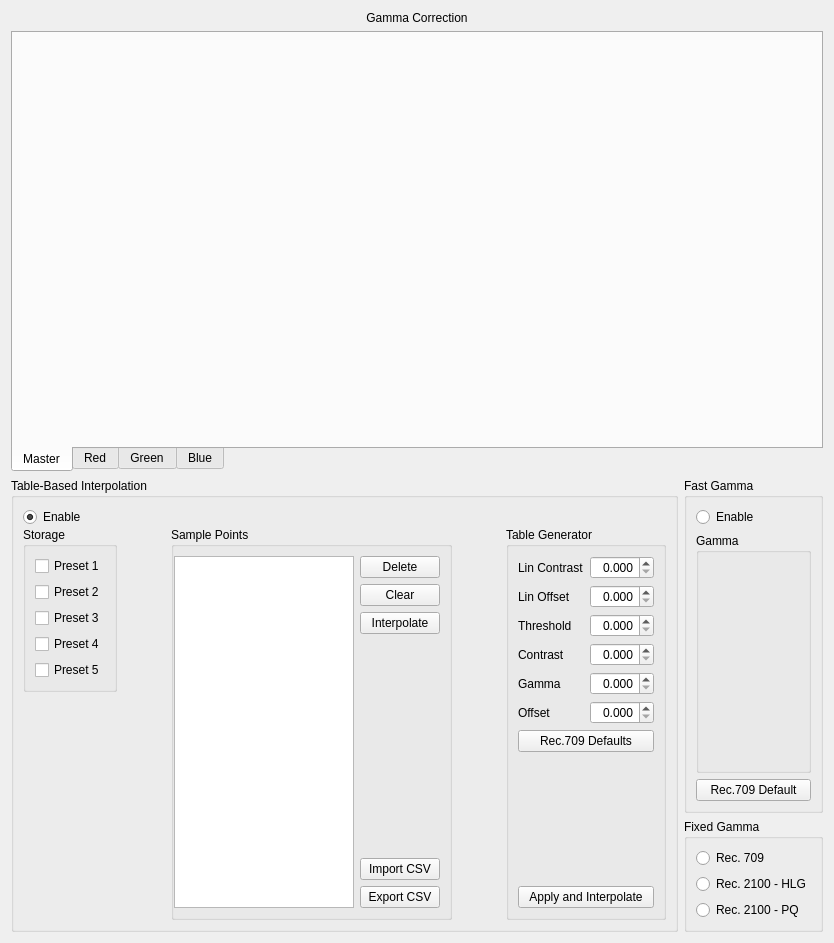
This is dct_widgets/lutbox/lutbox.ui in KAYA-Instruments/SDI-Control-Point as Qt 5 draws it before an edit. The edited form follows.
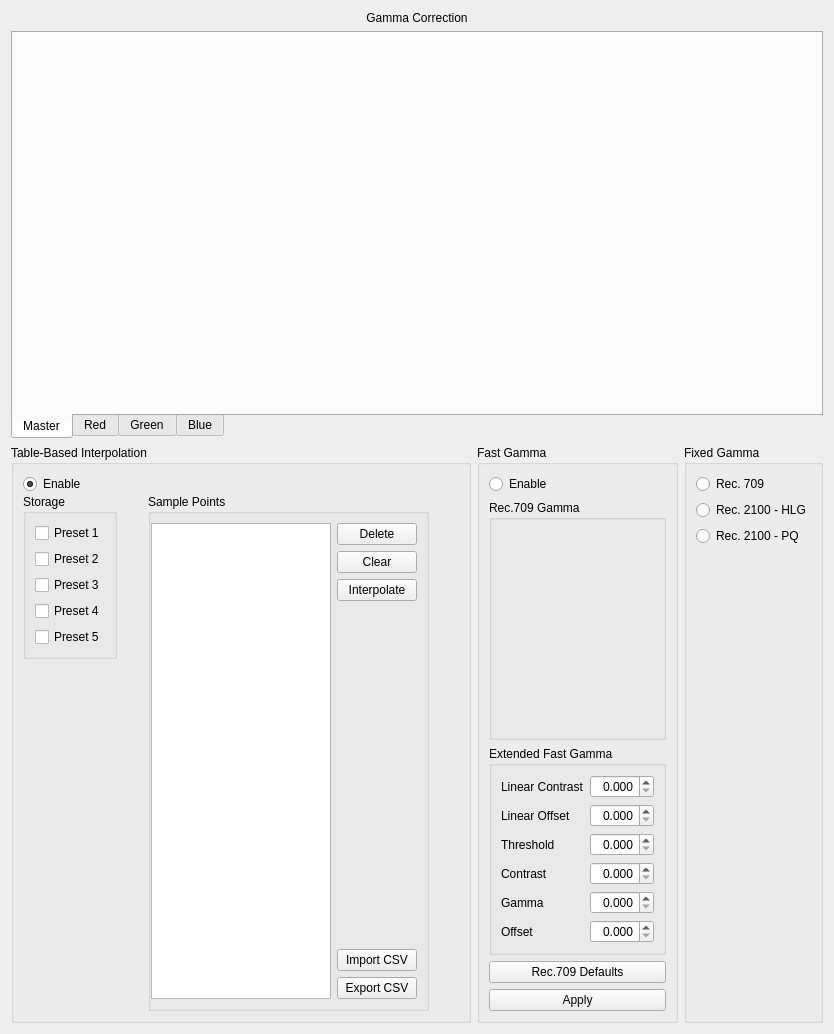
This is the edited form. Icons and pictures are not drawn. Custom widgets are drawn as their Qt base class.

```diff
--- a/dct_widgets/lutbox/lutbox.ui
+++ b/dct_widgets/lutbox/lutbox.ui
@@ -7,7 +7,7 @@
     <x>0</x>
     <y>0</y>
     <width>834</width>
-    <height>943</height>
+    <height>993</height>
    </rect>
   </property>
   <property name="windowTitle">
@@ -502,13 +502,99 @@
             </property>
            </spacer>
           </item>
+         </layout>
+        </item>
+       </layout>
+      </widget>
+     </item>
           <item>
-           <widget class="QGroupBox" name="gbxDefaults">
+      <widget class="QGroupBox" name="gbxFastGamma">
             <property name="title">
-             <string>Table Generator</string>
-            </property>
-            <layout class="QVBoxLayout" name="verticalLayout">
+        <string>Fast Gamma</string>
+       </property>
+       <layout class="QVBoxLayout" name="verticalLayout_5">
+        <property name="spacing">
+         <number>6</number>
+        </property>
              <item>
+         <widget class="QRadioButton" name="rbFastGamma">
+          <property name="sizePolicy">
+           <sizepolicy hsizetype="Minimum" vsizetype="Minimum">
+            <horstretch>0</horstretch>
+            <verstretch>0</verstretch>
+           </sizepolicy>
+          </property>
+          <property name="toolTip">
+           <string>Use the fast gamma function. Allows for on-the-fly gamma correction but flexibility is low.</string>
+          </property>
+          <property name="text">
+           <string>Enable</string>
+          </property>
+          <property name="autoExclusive">
+           <bool>false</bool>
+          </property>
+         </widget>
+        </item>
+        <item>
+         <widget class="SingleChannelKnobBox" name="sckbFastGamma">
+          <property name="sizePolicy">
+           <sizepolicy hsizetype="Preferred" vsizetype="Preferred">
+            <horstretch>0</horstretch>
+            <verstretch>0</verstretch>
+           </sizepolicy>
+          </property>
+          <property name="minimumSize">
+           <size>
+            <width>0</width>
+            <height>240</height>
+           </size>
+          </property>
+          <property name="toolTip">
+           <string>SingleChannelKnobBox</string>
+          </property>
+          <property name="whatsThis">
+           <string>SingleChannelKnobBox</string>
+          </property>
+          <property name="title">
+           <string>Rec.709 Gamma</string>
+          </property>
+          <property name="maxRounds" stdset="0">
+           <number>3</number>
+          </property>
+          <property name="value" stdset="0">
+           <number>1000</number>
+          </property>
+          <property name="minimum" stdset="0">
+           <number>1000</number>
+          </property>
+          <property name="maximum" stdset="0">
+           <number>3000</number>
+          </property>
+          <property name="base" stdset="0">
+           <number>10</number>
+          </property>
+          <property name="comma" stdset="0">
+           <number>3</number>
+          </property>
+          <property name="fmt" stdset="0">
+           <string>%-1.3f</string>
+          </property>
+          <property name="maxAngle" stdset="0">
+           <number>150</number>
+          </property>
+          <property name="needleImage" stdset="0">
+           <pixmap resource="../../resource/resource.qrc">:/images/needle/dial-pointer.png</pixmap>
+          </property>
+          <property name="backgroundImage" stdset="0">
+           <pixmap resource="../../resource/resource.qrc">:/images/back/dial-back-gray_full.png</pixmap>
+          </property>
+         </widget>
+        </item>
+        <item>
+         <widget class="QGroupBox" name="gbxLutGammaTable">
+          <property name="title">
+           <string>Extended Fast Gamma</string>
+          </property>
               <layout class="QFormLayout" name="formLayout">
                <item row="0" column="0">
                 <widget class="QLabel" name="lblLinContrast">
@@ -525,7 +611,7 @@
                   </size>
                  </property>
                  <property name="text">
-                  <string>Lin Contrast</string>
+              <string>Linear Contrast</string>
                  </property>
                 </widget>
                </item>
@@ -581,7 +667,7 @@
                   </size>
                  </property>
                  <property name="text">
-                  <string>Lin Offset</string>
+              <string>Linear Offset</string>
                  </property>
                 </widget>
                </item>
@@ -832,6 +918,7 @@
                 </widget>
                </item>
               </layout>
+         </widget>
              </item>
              <item>
               <widget class="QPushButton" name="btnDefaultRec709">
@@ -843,126 +930,13 @@
                </property>
               </widget>
              </item>
-             <item>
-              <spacer name="verticalSpacer_2">
-               <property name="orientation">
-                <enum>Qt::Vertical</enum>
-               </property>
-               <property name="sizeHint" stdset="0">
-                <size>
-                 <width>20</width>
-                 <height>0</height>
-                </size>
-               </property>
-              </spacer>
-             </item>
              <item>
               <widget class="QPushButton" name="btnSetRec709">
                <property name="focusPolicy">
                 <enum>Qt::StrongFocus</enum>
                </property>
                <property name="text">
-                <string>Apply and Interpolate</string>
-               </property>
-              </widget>
-             </item>
-            </layout>
-           </widget>
-          </item>
-         </layout>
-        </item>
-       </layout>
-      </widget>
-     </item>
-     <item>
-      <layout class="QVBoxLayout" name="verticalLayoutFastAndFixedGamma">
-       <item>
-        <widget class="QGroupBox" name="gbxFastGamma">
-         <property name="title">
-          <string>Fast Gamma</string>
-         </property>
-         <layout class="QVBoxLayout" name="verticalLayout_5">
-          <property name="spacing">
-           <number>6</number>
-          </property>
-          <item>
-           <widget class="QRadioButton" name="rbFastGamma">
-            <property name="sizePolicy">
-             <sizepolicy hsizetype="Minimum" vsizetype="Minimum">
-              <horstretch>0</horstretch>
-              <verstretch>0</verstretch>
-             </sizepolicy>
-            </property>
-            <property name="toolTip">
-             <string>Use the fast gamma function. Allows for on-the-fly gamma correction but flexibility is low.</string>
-            </property>
-            <property name="text">
-             <string>Enable</string>
-            </property>
-            <property name="autoExclusive">
-             <bool>false</bool>
-            </property>
-           </widget>
-          </item>
-          <item>
-           <widget class="SingleChannelKnobBox" name="sckbFastGamma">
-            <property name="sizePolicy">
-             <sizepolicy hsizetype="Preferred" vsizetype="Preferred">
-              <horstretch>0</horstretch>
-              <verstretch>0</verstretch>
-             </sizepolicy>
-            </property>
-            <property name="minimumSize">
-             <size>
-              <width>0</width>
-              <height>240</height>
-             </size>
-            </property>
-            <property name="toolTip">
-             <string>SingleChannelKnobBox</string>
-            </property>
-            <property name="whatsThis">
-             <string>SingleChannelKnobBox</string>
-            </property>
-            <property name="title">
-             <string>Gamma</string>
-            </property>
-            <property name="maxRounds" stdset="0">
-             <number>3</number>
-            </property>
-            <property name="value" stdset="0">
-             <number>1000</number>
-            </property>
-            <property name="minimum" stdset="0">
-             <number>1000</number>
-            </property>
-            <property name="maximum" stdset="0">
-             <number>3000</number>
-            </property>
-            <property name="base" stdset="0">
-             <number>10</number>
-            </property>
-            <property name="comma" stdset="0">
-             <number>3</number>
-            </property>
-            <property name="fmt" stdset="0">
-             <string>%-1.3f</string>
-            </property>
-            <property name="maxAngle" stdset="0">
-             <number>150</number>
-            </property>
-            <property name="needleImage" stdset="0">
-             <pixmap resource="../../resource/resource.qrc">:/images/needle/dial-pointer.png</pixmap>
-            </property>
-            <property name="backgroundImage" stdset="0">
-             <pixmap resource="../../resource/resource.qrc">:/images/back/dial-back-gray_full.png</pixmap>
-            </property>
-           </widget>
-          </item>
-          <item>
-           <widget class="QPushButton" name="btnDefaultFastGamma">
-            <property name="text">
-             <string>Rec.709 Default</string>
+           <string>Apply</string>
             </property>
            </widget>
           </item>
@@ -1014,23 +988,21 @@
             </property>
            </widget>
           </item>
-         </layout>
-        </widget>
-       </item>
        <item>
-        <spacer name="verticalSpacer_3">
+         <spacer name="verticalSpacer_4">
          <property name="orientation">
           <enum>Qt::Vertical</enum>
          </property>
          <property name="sizeHint" stdset="0">
           <size>
            <width>20</width>
-           <height>0</height>
+            <height>40</height>
           </size>
          </property>
         </spacer>
        </item>
       </layout>
+      </widget>
      </item>
     </layout>
    </item>
```
Left out of the diff: 1 changed line with no effect on the pictures. Lines whose indentation alone changed are shown as unchanged.
